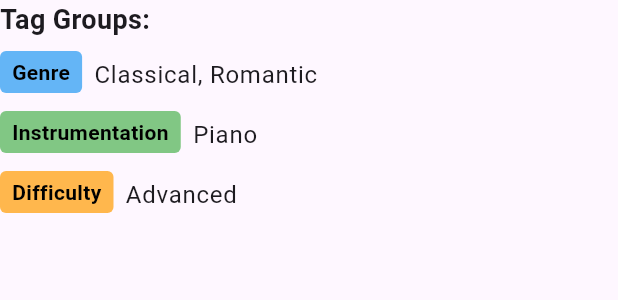
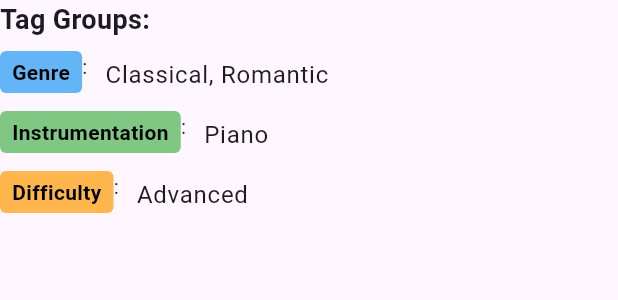
Before and after one commit to Adithya-Jayan/MyRepertoirApp, a Flutter app: the TagGroupsDisplay widget shown alone on an empty page, opened directly with sample values from the repository, on a phone screen of 412 x 824 dp. Shown: the top 300 px of the screen. Run offline on Flutter 3.47's test engine with Material 3 defaults, Android fonts, the phone set to English and light mode, and no system bars; our stand-ins replace file_picker, flutter_markdown, flutter_markdown_plus, flutter_speed_dial, just_audio, package_info_plus and 8 more; missing offline and left inert: metadata_fetch, pdfrx; accounts and stored records are empty.

Commit message:
Add colon after tag group name in display

```diff
--- a/lib/widgets/detail_widgets/tag_groups_display.dart
+++ b/lib/widgets/detail_widgets/tag_groups_display.dart
@@ -48,6 +48,7 @@ class TagGroupsDisplay extends StatelessWidget {
                     ),
                   ),
                 ),
+                const Text(': '), // Add a colon after the tag group name
                 const SizedBox(width: 8.0),
                 Expanded(
                   child: Padding(
```
